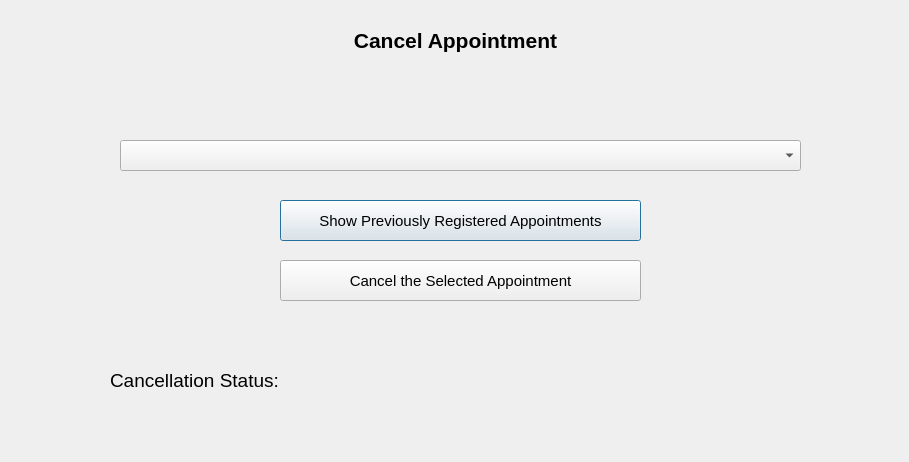
This is cancelappointmentwindow.ui in KirolousFouty/Hospital_Project as Qt 5 draws it before an edit. The edited form follows.
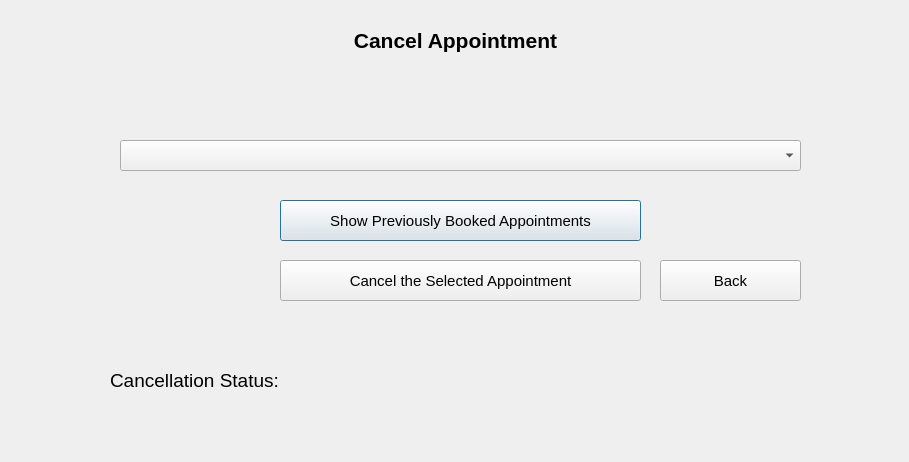
This is the edited form.

Commit message: - Added ContactUsWindow (complaints and suggestions) - blood test fees - search -> doctor's dep - save not edit - user edit - edit name in database - cancel a booked / registered - clear box after cancellation - return fees to balance - Email# before cancelled app

The edit to the form file:
```diff
--- a/cancelappointmentwindow.ui
+++ b/cancelappointmentwindow.ui
@@ -43,7 +43,7 @@
     </font>
    </property>
    <property name="text">
-    <string>Show Previously Registered Appointments</string>
+    <string>Show Previously Booked Appointments</string>
    </property>
   </widget>
   <widget class="QPushButton" name="cancelSelectedAppointmentButton">
@@ -104,6 +104,24 @@
     <set>Qt::AlignCenter</set>
    </property>
   </widget>
+  <widget class="QPushButton" name="backButton">
+   <property name="geometry">
+    <rect>
+     <x>660</x>
+     <y>260</y>
+     <width>141</width>
+     <height>41</height>
+    </rect>
+   </property>
+   <property name="font">
+    <font>
+     <pointsize>11</pointsize>
+    </font>
+   </property>
+   <property name="text">
+    <string>Back</string>
+   </property>
+  </widget>
  </widget>
  <resources/>
  <connections/>
```
The commit also changes 19 other files.
